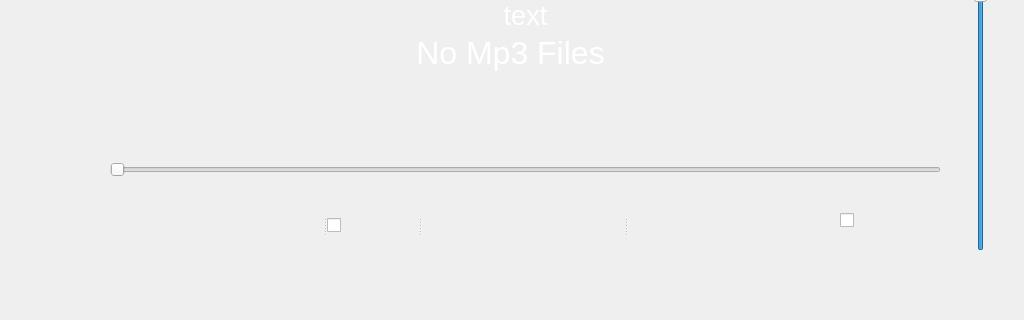
Above: Forms/mp3.ui from HaiidyHossam/QT-Platoon-Infotainment- before the change; both pictures show x 0 to 1024 and y 280 to 600 of the 1024 by 600 pixel window. Below: the same form after it.
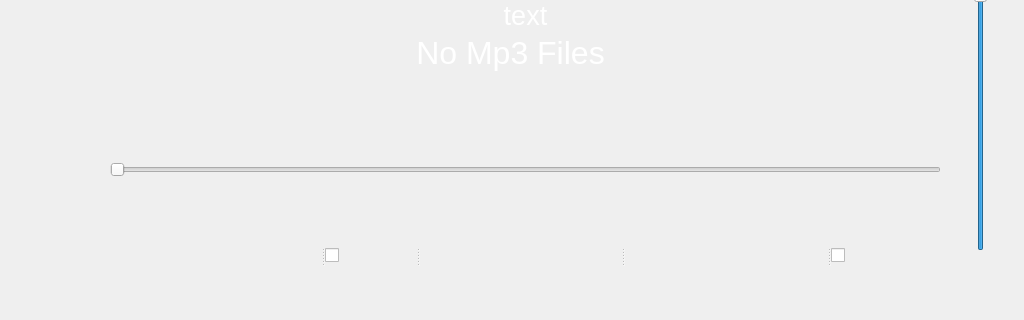
That is the form after the change. Icons and pictures are not drawn.

```diff
--- a/Forms/mp3.ui
+++ b/Forms/mp3.ui
@@ -168,8 +168,8 @@
     <property name="geometry">
      <rect>
       <x>120</x>
-      <y>460</y>
-      <width>711</width>
+      <y>490</y>
+      <width>781</width>
       <height>91</height>
      </rect>
     </property>
@@ -302,6 +302,33 @@
       <bool>true</bool>
      </property>
     </widget>
+    <widget class="QCheckBox" name="shuffle">
+     <property name="maximumSize">
+      <size>
+       <width>100</width>
+       <height>100</height>
+      </size>
+     </property>
+     <property name="focusPolicy">
+      <enum>Qt::NoFocus</enum>
+     </property>
+     <property name="contextMenuPolicy">
+      <enum>Qt::NoContextMenu</enum>
+     </property>
+     <property name="styleSheet">
+      <string notr="true">
+QCheckBox::indicator:unchecked {
+	image: url(:/icons/icons/shuffleOff.png);
+}
+
+QCheckBox::indicator:checked {
+	image: url(:/icons/icons/shuffleOn.png);
+}</string>
+     </property>
+     <property name="text">
+      <string/>
+     </property>
+    </widget>
    </widget>
    <widget class="QLabel" name="label_2">
     <property name="geometry">
@@ -325,30 +352,7 @@
      <string>No Mp3 Files</string>
     </property>
     <property name="alignment">
-     <set>Qt::AlignmentFlag::AlignBottom|Qt::AlignmentFlag::AlignHCenter</set>
-    </property>
-   </widget>
-   <widget class="QCheckBox" name="shuffle">
-    <property name="geometry">
-     <rect>
-      <x>840</x>
-      <y>460</y>
-      <width>101</width>
-      <height>81</height>
-     </rect>
-    </property>
-    <property name="styleSheet">
-     <string notr="true">
-QCheckBox::indicator:unchecked {
-	image: url(:/icons/icons/shuffleOff.png);
-}
-
-QCheckBox::indicator:checked {
-	image: url(:/icons/icons/shuffleOn.png);
-}</string>
-    </property>
-    <property name="text">
-     <string/>
+     <set>Qt::AlignBottom|Qt::AlignHCenter</set>
     </property>
    </widget>
    <zorder>listWidget</zorder>
```
Left out of the diff: 45 changed lines with no effect on the pictures.
